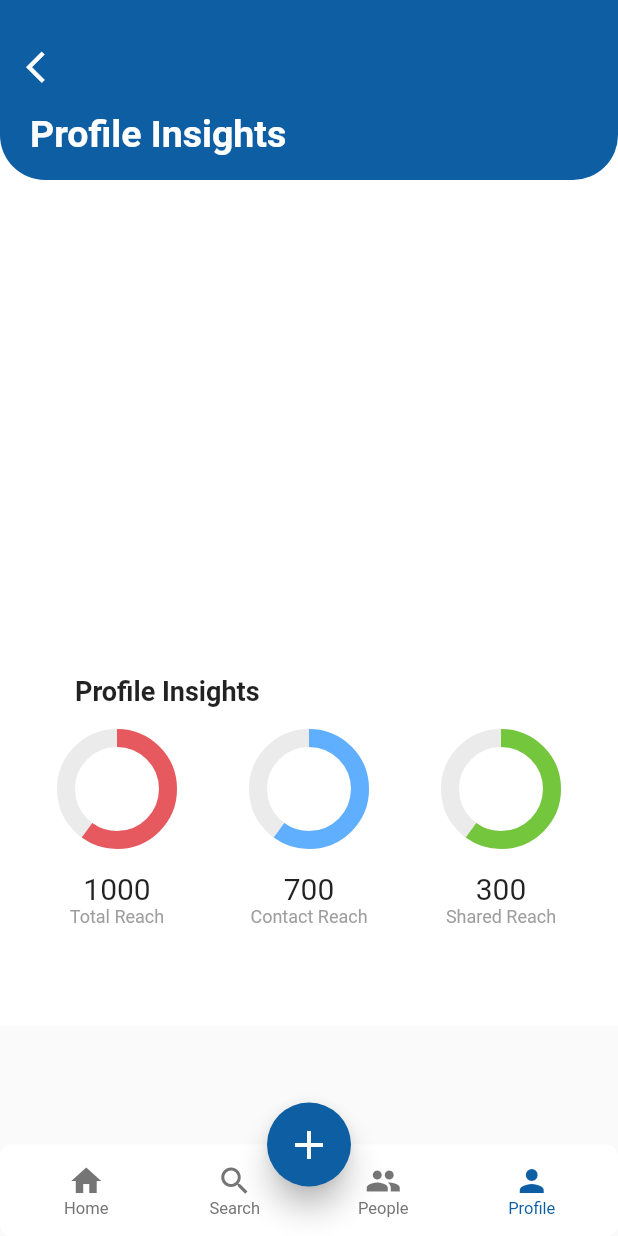
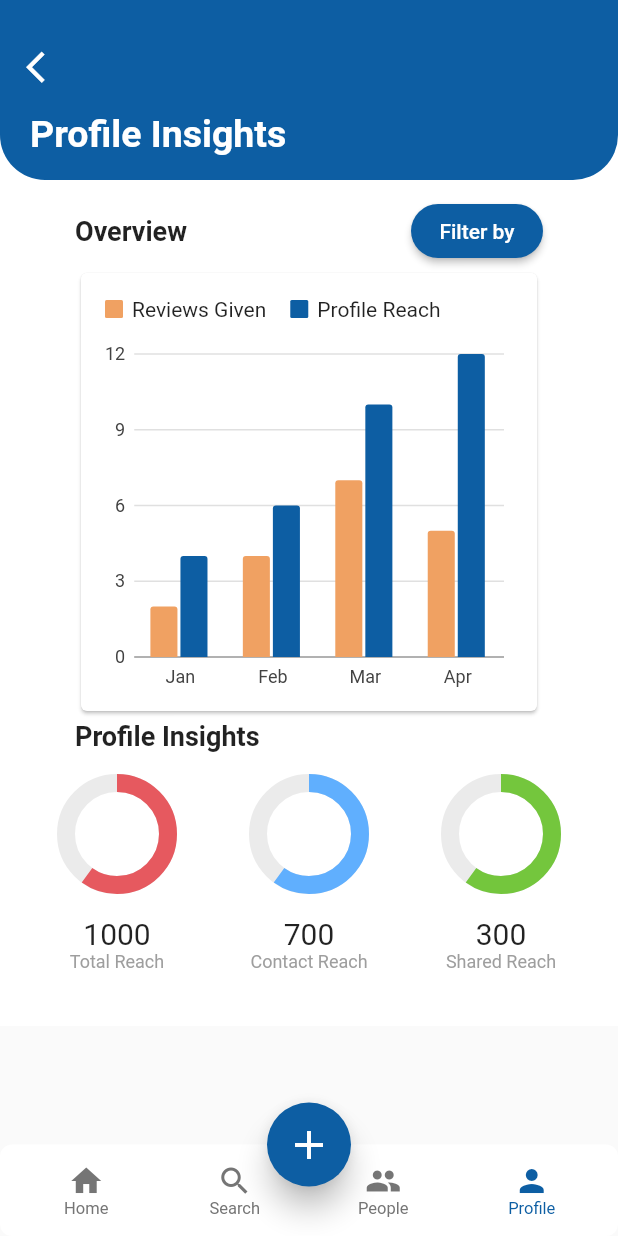
Before and after one commit to rahulrmsh/testimonial-app-flutter, a Flutter app: the InsightsPage screen opened by its route, on a phone screen of 412 x 824 dp. Run offline on Flutter 3.47's test engine with Material 2 defaults, Android fonts, the phone set to English and light mode, and no system bars; drawn by our look-alikes of floating_bottom_navigation_bar, percent_indicator; our stand-ins replace charts_flutter, font_awesome_flutter; missing offline and left inert: configurable_expansion_tile.

Commit message:
insights configured

```diff
--- a/lib/screens/dashboard.dart
+++ b/lib/screens/dashboard.dart
@@ -67,7 +67,11 @@ class _DashPageState extends State<DashPage> {
                 ),
               ),
             ),
-            Align(
+            GestureDetector(
+              onTap: () {
+                Navigator.pop(context);
+              },
+              child: Align(
                 alignment: Alignment.topLeft,
                 child: Padding(
                   padding: const EdgeInsets.only(
@@ -76,8 +80,8 @@ class _DashPageState extends State<DashPage> {
                   child: Container(
                     width: 60,
                     height: 60,
-                  decoration:
-                      ShapeDecoration(shape: CircleBorder(), color: cardColor),
+                    decoration: ShapeDecoration(
+                        shape: CircleBorder(), color: cardColor),
                     child: Padding(
                       padding: EdgeInsets.all(3),
                       child: DecoratedBox(
@@ -88,6 +92,7 @@ class _DashPageState extends State<DashPage> {
                           Icons.arrow_back_ios,
                           color: Colors.white,
                           size: 25,
+                        ),
                       ),
                     ),
                   ),
--- a/lib/screens/insights.dart
+++ b/lib/screens/insights.dart
@@ -1,7 +1,54 @@
 import 'package:floating_bottom_navigation_bar/floating_bottom_navigation_bar.dart';
 import 'package:flutter/material.dart';
+import 'package:charts_flutter/flutter.dart' as charts;
 import 'package:percent_indicator/circular_percent_indicator.dart';
 import 'package:testimonial_app/utilities/constants.dart';
+
+class SubscriberSeries {
+  final String year;
+  final int subscribers;
+  final int keyBar;
+  final charts.Color barColor;
+  final charts.Color kebarColor;
+
+  SubscriberSeries(
+      {@required this.year,
+      @required this.subscribers,
+      @required this.keyBar,
+      @required this.barColor,
+      @required this.kebarColor});
+}
+
+final List<SubscriberSeries> data = [
+  SubscriberSeries(
+    year: "Jan",
+    subscribers: 4,
+    barColor: charts.ColorUtil.fromDartColor(cardColor),
+    keyBar: 2,
+    kebarColor: charts.ColorUtil.fromDartColor(Color(0xFFF0A162)),
+  ),
+  SubscriberSeries(
+    year: "Feb",
+    subscribers: 6,
+    barColor: charts.ColorUtil.fromDartColor(cardColor),
+    keyBar: 4,
+    kebarColor: charts.ColorUtil.fromDartColor(Color(0xFFF0A162)),
+  ),
+  SubscriberSeries(
+    year: "Mar",
+    subscribers: 10,
+    barColor: charts.ColorUtil.fromDartColor(cardColor),
+    keyBar: 7,
+    kebarColor: charts.ColorUtil.fromDartColor(Color(0xFFF0A162)),
+  ),
+  SubscriberSeries(
+    year: "Apr",
+    subscribers: 12,
+    barColor: charts.ColorUtil.fromDartColor(cardColor),
+    keyBar: 5,
+    kebarColor: charts.ColorUtil.fromDartColor(Color(0xFFF0A162)),
+  ),
+];
 
 class InsightsPage extends StatefulWidget {
   @override
@@ -26,6 +73,22 @@ class _InsightsPageState extends State<InsightsPage> {
 
   @override
   Widget build(BuildContext context) {
+    List<charts.Series<SubscriberSeries, String>> series = [
+      new charts.Series<SubscriberSeries, String>(
+        id: 'Reviews Given',
+        domainFn: (SubscriberSeries sales, _) => sales.year,
+        measureFn: (SubscriberSeries series, _) => series.keyBar,
+        colorFn: (SubscriberSeries series, _) => series.kebarColor,
+        data: data,
+      ),
+      new charts.Series<SubscriberSeries, String>(
+        id: 'Profile Reach',
+        domainFn: (SubscriberSeries sales, _) => sales.year,
+        measureFn: (SubscriberSeries series, _) => series.subscribers,
+        colorFn: (SubscriberSeries series, _) => series.barColor,
+        data: data,
+      ),
+    ];
     return SafeArea(
       child: Scaffold(
         body: Stack(
@@ -44,7 +107,11 @@ class _InsightsPageState extends State<InsightsPage> {
                 ),
               ),
             ),
-            Align(
+            GestureDetector(
+              onTap: () {
+                Navigator.pop(context);
+              },
+              child: Align(
                 alignment: Alignment.topLeft,
                 child: Padding(
                   padding: const EdgeInsets.only(
@@ -53,8 +120,8 @@ class _InsightsPageState extends State<InsightsPage> {
                   child: Container(
                     width: 60,
                     height: 60,
-                  decoration:
-                      ShapeDecoration(shape: CircleBorder(), color: cardColor),
+                    decoration: ShapeDecoration(
+                        shape: CircleBorder(), color: cardColor),
                     child: Padding(
                       padding: EdgeInsets.all(3),
                       child: DecoratedBox(
@@ -65,6 +132,7 @@ class _InsightsPageState extends State<InsightsPage> {
                           Icons.arrow_back_ios,
                           color: Colors.white,
                           size: 25,
+                        ),
                       ),
                     ),
                   ),
@@ -86,9 +154,62 @@ class _InsightsPageState extends State<InsightsPage> {
               ),
             ),
             Padding(
-              padding: const EdgeInsets.only(top: 450),
-              child: Align(
-                alignment: Alignment.center,
+              padding: EdgeInsets.only(top: 130, right: 50, left: 50),
+              child: Container(
+                child: Column(
+                  children: [
+                    Row(
+                      mainAxisAlignment: MainAxisAlignment.spaceBetween,
+                      children: [
+                        Align(
+                          alignment: Alignment.topLeft,
+                          child: Text(
+                            'Overview',
+                            style: TextStyle(
+                              fontSize: 18.0,
+                              fontWeight: FontWeight.bold,
+                            ),
+                          ),
+                        ),
+                        RaisedButton(
+                          textColor: Colors.white,
+                          color: cardColor,
+                          child: Text("Filter by"),
+                          onPressed: () {},
+                          shape: new RoundedRectangleBorder(
+                            borderRadius: new BorderRadius.circular(30.0),
+                          ),
+                        )
+                      ],
+                    ),
+                    Container(
+                      height: 300,
+                      child: Card(
+                        child: Padding(
+                          padding: const EdgeInsets.all(8.0),
+                          child: Column(
+                            children: <Widget>[
+                              Expanded(
+                                child: charts.BarChart(
+                                  series,
+                                  animate: true,
+                                  behaviors: [new charts.SeriesLegend()],
+                                ),
+                              )
+                            ],
+                          ),
+                        ),
+                      ),
+                    ),
+                    Row(
+                      mainAxisAlignment: MainAxisAlignment.spaceEvenly,
+                    )
+                  ],
+                ),
+              ),
+            ),
+            Padding(
+              padding: const EdgeInsets.only(top: 480),
               child: Container(
                 child: Column(
                   children: [
@@ -225,7 +346,6 @@ class _InsightsPageState extends State<InsightsPage> {
                 ),
               ),
             ),
-            ),
             Align(
               alignment: Alignment.bottomCenter,
               child: Padding(
--- a/pubspec.yaml
+++ b/pubspec.yaml
@@ -11,7 +11,7 @@ environment:
 dependencies:
   flutter:
     sdk: flutter
-  flutter_charts: ^0.1.10
+  charts_flutter: ^0.8.1
   cupertino_icons: ^0.1.2
   percent_indicator: ^2.1.5
   font_awesome_flutter: ^8.8.1
```
Also changed, not shown: flutter_01.png (added), flutter_02.png (added), flutter_03.png (added), flutter_04.png (added), pubspec.lock, 1 other file. Lines whose indentation alone changed are shown as unchanged.
